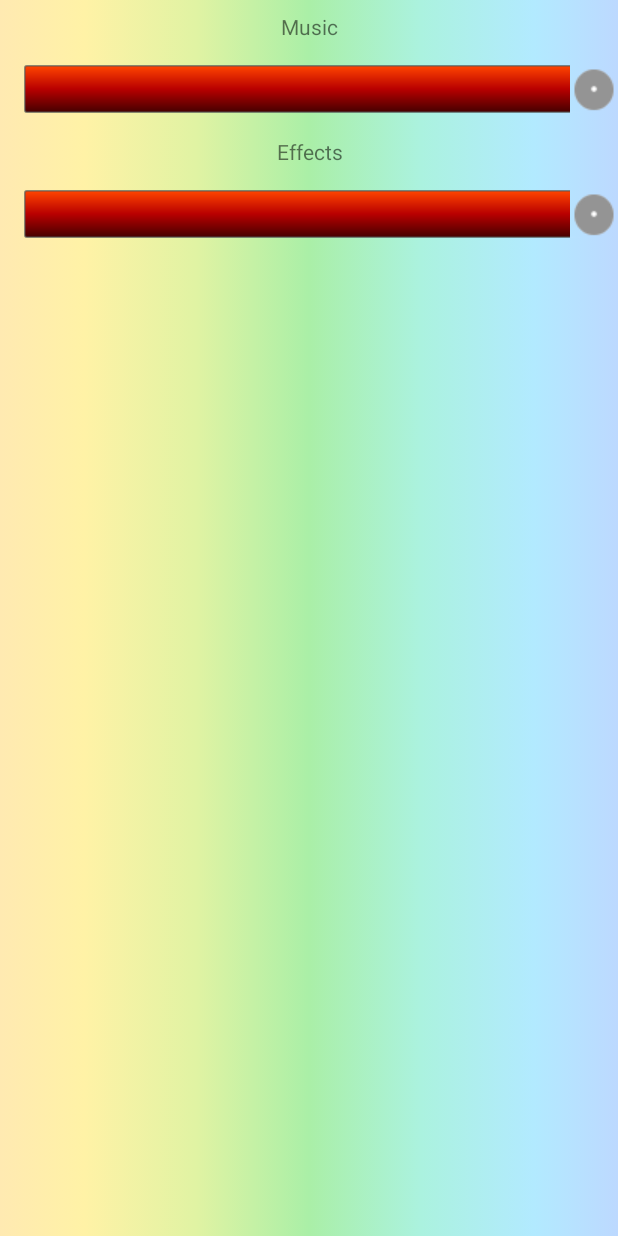
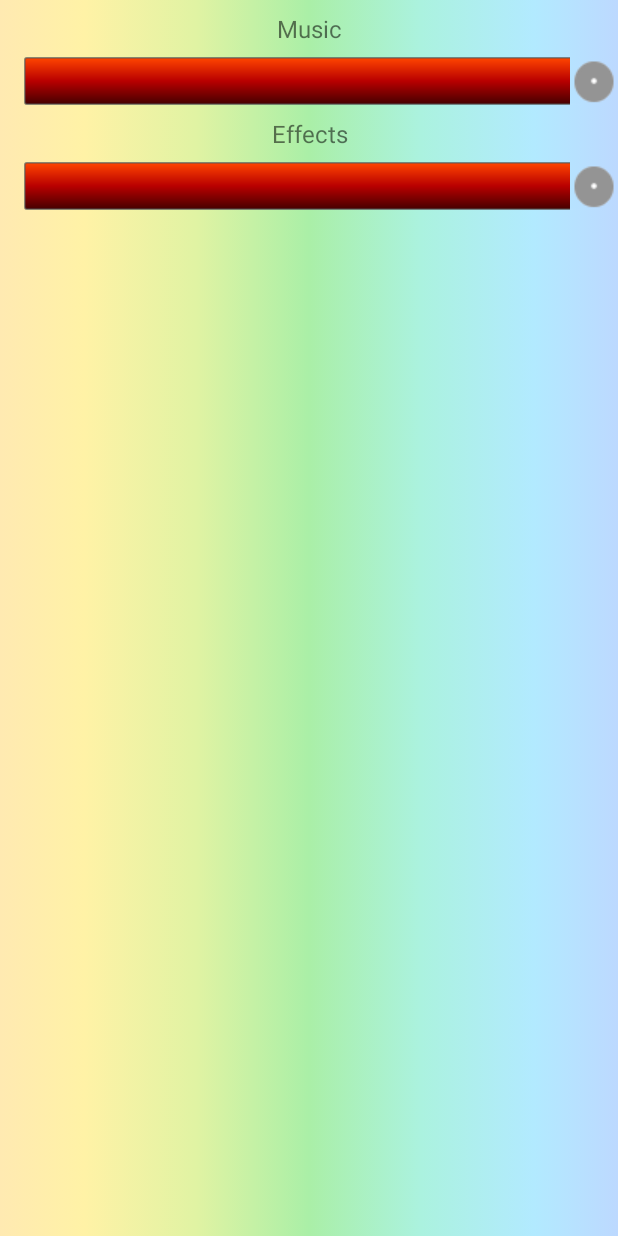
Before and after one commit to IvanKosh/Rainbow-Kingdom, an Android app: the screen it shows after launch (RKMainActivity), after a tap on an icon or button, on a phone screen of 412 x 824 dp. Run offline under Robolectric (Android 15) with nearby library versions, the phone set to English and light mode, and no system bars; 2 statements that could not run were skipped.

Commit message:
Ап дизайна настроек

```diff
--- a/app/src/main/java/com/binarnahata/rainbowkingdom/Models/GamePanel/ResourceDisplay.java
+++ b/app/src/main/java/com/binarnahata/rainbowkingdom/Models/GamePanel/ResourceDisplay.java
@@ -90,7 +90,6 @@ public class ResourceDisplay {
 				mCircle.setColor(Color.BLACK);
 		}
 
-
 		Rect r = new Rect();
 		mPaint.getTextBounds("0", 0, "0".length(), r);
 		mCenterY = (int) (field.height() / 2f + r.height() / 2f - r.bottom + field.top);
--- a/app/src/main/res/layout/fragment_settings.xml
+++ b/app/src/main/res/layout/fragment_settings.xml
@@ -16,6 +16,7 @@
 		android:layout_width="match_parent"
 		android:layout_height="wrap_content"
 		android:padding="@dimen/fab_margin"
+		android:textSize="@dimen/activity_horizontal_margin"
 		android:layout_alignParentTop="true"
 		android:gravity="center"
 		android:text="Music"/>
@@ -24,7 +25,8 @@
 		android:id="@+id/settings_music_seek_bar"
 		android:layout_width="match_parent"
 		android:layout_height="wrap_content"
-		android:padding="@dimen/fab_margin"
+		android:paddingLeft="@dimen/activity_vertical_margin"
+		android:paddingRight="@dimen/activity_vertical_margin"
 		android:layout_below="@id/music_text"
 		android:progressDrawable="@drawable/progress"
 		android:thumb="@drawable/red_scrubber_control" />
@@ -34,6 +36,7 @@
 		android:layout_width="match_parent"
 		android:layout_height="wrap_content"
 		android:padding="@dimen/fab_margin"
+		android:textSize="@dimen/activity_horizontal_margin"
 		android:layout_below="@id/settings_music_seek_bar"
 		android:gravity="center"
 		android:text="Effects"/>
@@ -42,7 +45,8 @@
 		android:id="@+id/settings_effects_seek_bar"
 		android:layout_width="match_parent"
 		android:layout_height="wrap_content"
-		android:padding="@dimen/fab_margin"
+		android:paddingLeft="@dimen/activity_vertical_margin"
+		android:paddingRight="@dimen/activity_vertical_margin"
 		android:layout_below="@id/effect_text"
 		android:progressDrawable="@drawable/progress"
 		android:thumb="@drawable/red_scrubber_control" />
```
